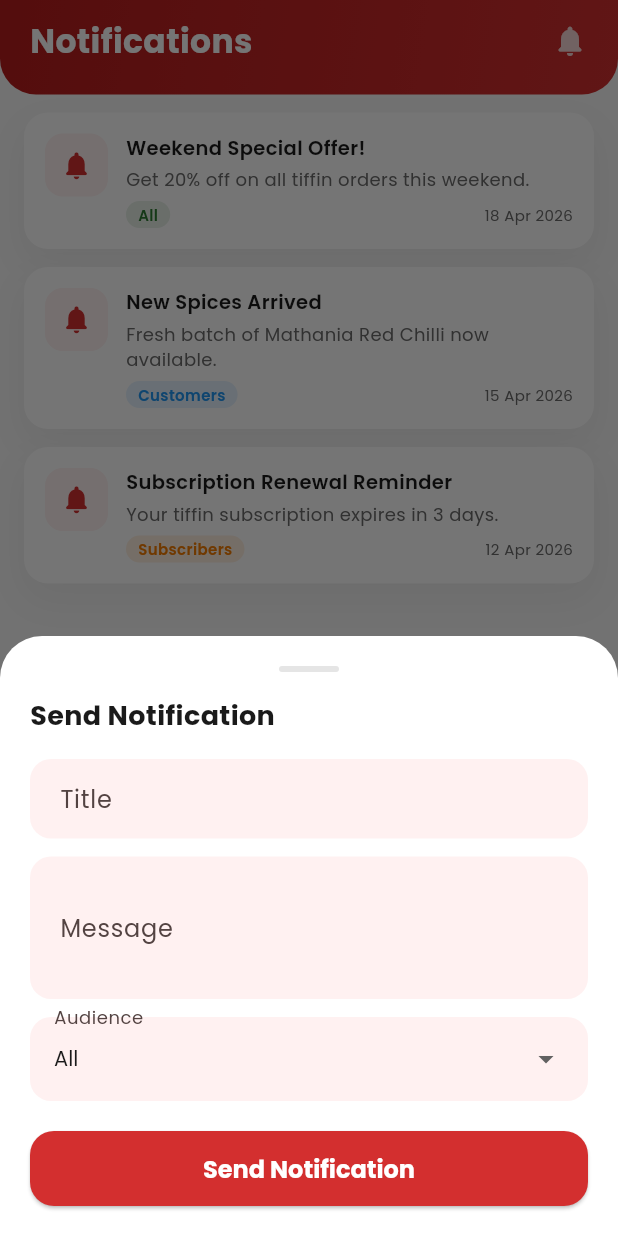
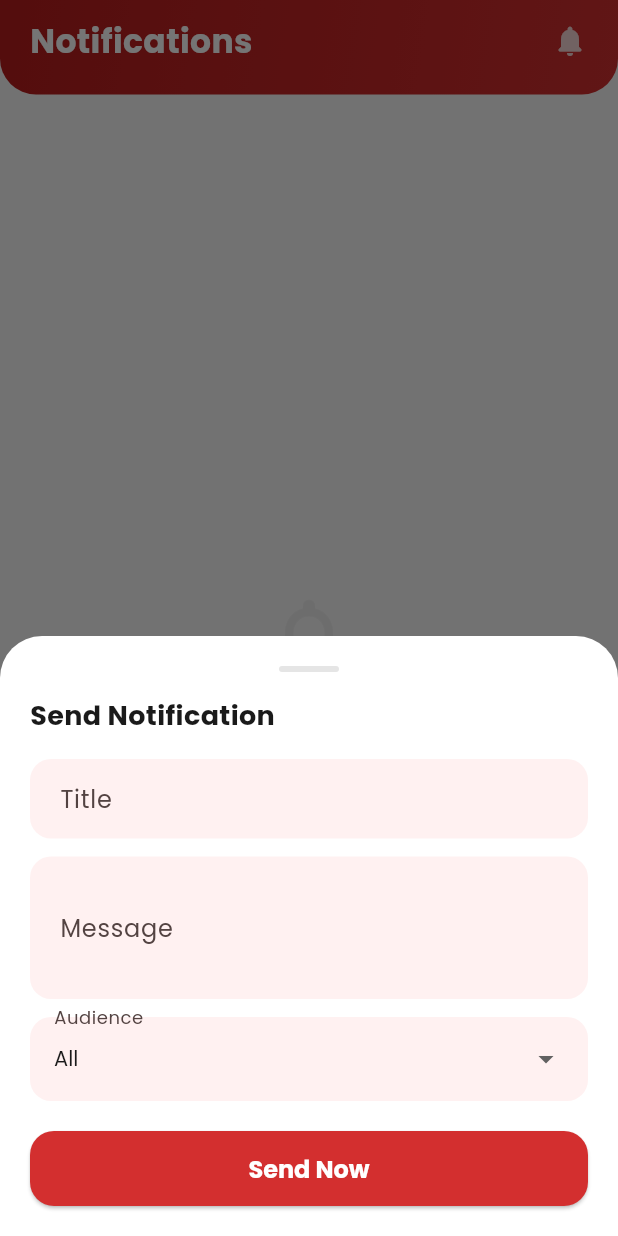
Before and after one commit to amritesh-0/Narsingh-Kitchen-app, a Flutter app: the ManageNotificationsScreen screen opened by its route, after a tap on "Send New", on a phone screen of 412 x 824 dp. Run offline on Flutter 3.47's test engine with Material 3 defaults, Android fonts, the phone set to English and light mode, and no system bars; our stand-ins replace cloud_firestore, firebase_auth, firebase_core, google_fonts, shared_preferences, smooth_page_indicator; accounts and stored records are empty.

Commit message:
feat: refactor ManageNotificationsScreen to use Firestore for real-time notifications and update navigation routes for user profile features

```diff
--- a/lib/features/admin/notifications/manage_notifications_screen.dart
+++ b/lib/features/admin/notifications/manage_notifications_screen.dart
@@ -1,20 +1,15 @@
 import 'package:flutter/material.dart';
 import 'package:google_fonts/google_fonts.dart';
+import 'package:intl/intl.dart';
+import 'package:cloud_firestore/cloud_firestore.dart';
 
 import '../../../core/constants/app_colors.dart';
-import '../../../data/admin_dummy_data.dart';
+import '../../../core/services/admin_service.dart';
 
-class ManageNotificationsScreen extends StatefulWidget {
+class ManageNotificationsScreen extends StatelessWidget {
   const ManageNotificationsScreen({super.key});
 
-  @override
-  State<ManageNotificationsScreen> createState() => _ManageNotificationsScreenState();
-}
-
-class _ManageNotificationsScreenState extends State<ManageNotificationsScreen> {
-  final _notifications = List<Map<String, String>>.from(AdminDummyData.notifications);
-
-  void _showSendDialog() {
+  void _showSendDialog(BuildContext context) {
     final titleCtrl = TextEditingController();
     final msgCtrl = TextEditingController();
     String selectedAudience = 'All';
@@ -23,17 +18,15 @@ class _ManageNotificationsScreenState extends State<ManageNotificationsScreen> {
       context: context,
       isScrollControlled: true,
       backgroundColor: Colors.transparent,
-      builder: (_) => StatefulBuilder(
-        builder: (ctx, setLocal) => Container(
+      builder: (ctx) => StatefulBuilder(
+        builder: (innerCtx, setLocal) => Container(
           decoration: const BoxDecoration(
             color: AppColors.whiteSurface,
             borderRadius: BorderRadius.vertical(top: Radius.circular(28)),
           ),
           padding: EdgeInsets.only(
-            left: 20,
-            right: 20,
-            top: 20,
-            bottom: MediaQuery.of(ctx).viewInsets.bottom + 20,
+            left: 20, right: 20, top: 20,
+            bottom: MediaQuery.of(innerCtx).viewInsets.bottom + 20,
           ),
           child: Column(
             mainAxisSize: MainAxisSize.min,
@@ -41,24 +34,18 @@ class _ManageNotificationsScreenState extends State<ManageNotificationsScreen> {
             children: [
               Center(
                 child: Container(
-                  width: 40,
-                  height: 4,
-                  decoration: BoxDecoration(
-                    color: AppColors.dividerGray,
-                    borderRadius: BorderRadius.circular(4),
-                  ),
+                  width: 40, height: 4,
+                  decoration: BoxDecoration(color: AppColors.dividerGray, borderRadius: BorderRadius.circular(4)),
                 ),
               ),
               const SizedBox(height: 16),
-              Text('Send Notification',
-                  style: GoogleFonts.poppins(fontWeight: FontWeight.w700, fontSize: 18)),
+              Text('Send Notification', style: GoogleFonts.poppins(fontWeight: FontWeight.w700, fontSize: 18)),
               const SizedBox(height: 16),
               TextField(
                 controller: titleCtrl,
                 style: GoogleFonts.poppins(fontSize: 14),
                 decoration: InputDecoration(
                   labelText: 'Title',
-                  hintText: 'Weekend Special Offer!',
                   border: OutlineInputBorder(borderRadius: BorderRadius.circular(14)),
                 ),
               ),
@@ -69,7 +56,6 @@ class _ManageNotificationsScreenState extends State<ManageNotificationsScreen> {
                 style: GoogleFonts.poppins(fontSize: 14),
                 decoration: InputDecoration(
                   labelText: 'Message',
-                  hintText: 'Enter your message here…',
                   border: OutlineInputBorder(borderRadius: BorderRadius.circular(14)),
                 ),
               ),
@@ -96,32 +82,21 @@ class _ManageNotificationsScreenState extends State<ManageNotificationsScreen> {
               SizedBox(
                 height: 50,
                 child: ElevatedButton(
-                  onPressed: () {
+                  onPressed: () async {
                     if (titleCtrl.text.isNotEmpty && msgCtrl.text.isNotEmpty) {
-                      setState(() {
-                        _notifications.insert(0, {
+                      await AdminService.instance.sendNotification({
                         'title': titleCtrl.text,
                         'message': msgCtrl.text,
                         'audience': selectedAudience,
-                          'date': 'Just now',
                       });
-                      });
-                      Navigator.pop(ctx);
-                      ScaffoldMessenger.of(context).showSnackBar(
-                        SnackBar(
-                          content: Text('Notification sent!', style: GoogleFonts.poppins()),
-                          backgroundColor: AppColors.successGreen,
-                        ),
-                      );
+                      if (innerCtx.mounted) Navigator.pop(innerCtx);
                     }
                   },
                   style: ElevatedButton.styleFrom(
                     backgroundColor: AppColors.primaryRed,
-                    foregroundColor: AppColors.whiteSurface,
                     shape: RoundedRectangleBorder(borderRadius: BorderRadius.circular(16)),
                   ),
-                  child: Text('Send Notification',
-                      style: GoogleFonts.poppins(fontWeight: FontWeight.w700)),
+                  child: Text('Send Now', style: GoogleFonts.poppins(fontWeight: FontWeight.w700, color: Colors.white)),
                 ),
               ),
             ],
@@ -135,29 +110,53 @@ class _ManageNotificationsScreenState extends State<ManageNotificationsScreen> {
   Widget build(BuildContext context) {
     return Scaffold(
       backgroundColor: AppColors.background,
-      body: Column(
+      body: StreamBuilder<List<Map<String, dynamic>>>(
+        stream: AdminService.instance.getSentNotificationsStream(),
+        builder: (context, snapshot) {
+          if (snapshot.connectionState == ConnectionState.waiting) {
+            return const Center(child: CircularProgressIndicator());
+          }
+          final notifications = snapshot.data ?? [];
+
+          return Column(
             children: [
               _header(context),
               Expanded(
-            child: _notifications.isEmpty
-                ? Center(
-                    child: Text('No notifications sent yet.',
-                        style: GoogleFonts.poppins(color: AppColors.textSecondary)))
+                child: notifications.isEmpty
+                    ? _buildEmptyState()
                     : ListView.builder(
                         physics: const BouncingScrollPhysics(),
                         padding: const EdgeInsets.fromLTRB(16, 12, 16, 100),
-                    itemCount: _notifications.length,
-                    itemBuilder: (_, i) => _NotificationCard(data: _notifications[i]),
+                        itemCount: notifications.length,
+                        itemBuilder: (_, i) => _NotificationCard(data: notifications[i]),
                       ),
               ),
             ],
+          );
+        },
       ),
       floatingActionButton: FloatingActionButton.extended(
-        onPressed: _showSendDialog,
+        onPressed: () => _showSendDialog(context),
         backgroundColor: AppColors.primaryRed,
         foregroundColor: AppColors.whiteSurface,
         icon: const Icon(Icons.send_rounded),
         label: Text('Send New', style: GoogleFonts.poppins(fontWeight: FontWeight.w600)),
+      ),
+    );
+  }
+
+  Widget _buildEmptyState() {
+    return Center(
+      child: Column(
+        mainAxisAlignment: MainAxisAlignment.center,
+        children: [
+          Icon(Icons.notifications_none_rounded, size: 64, color: AppColors.dividerGray.withValues(alpha: 0.5)),
+          const SizedBox(height: 16),
+          Text(
+            'No notifications sent yet',
+            style: GoogleFonts.poppins(color: AppColors.textSecondary, fontWeight: FontWeight.w500),
+          ),
+        ],
       ),
     );
   }
@@ -174,15 +173,11 @@ class _ManageNotificationsScreenState extends State<ManageNotificationsScreen> {
       ),
       padding: EdgeInsets.only(
         top: MediaQuery.of(context).padding.top + 12,
-        left: 20,
-        right: 20,
-        bottom: 20,
+        left: 20, right: 20, bottom: 20,
       ),
       child: Row(
         children: [
-          Text('Notifications',
-              style: GoogleFonts.poppins(
-                  fontSize: 22, fontWeight: FontWeight.w700, color: AppColors.whiteSurface)),
+          Text('Notifications', style: GoogleFonts.poppins(fontSize: 22, fontWeight: FontWeight.w700, color: AppColors.whiteSurface)),
           const Spacer(),
           Icon(Icons.notifications_rounded, color: AppColors.whiteSurface.withValues(alpha: 0.8)),
         ],
@@ -192,7 +187,7 @@ class _ManageNotificationsScreenState extends State<ManageNotificationsScreen> {
 }
 
 class _NotificationCard extends StatelessWidget {
-  final Map<String, String> data;
+  final Map<String, dynamic> data;
   const _NotificationCard({required this.data});
 
   @override
@@ -203,6 +198,13 @@ class _NotificationCard extends StatelessWidget {
       case 'Subscribers': audienceColor = AppColors.primaryOrange;
       default: audienceColor = AppColors.successGreen;
     }
+
+    String dateStr = 'Just now';
+    if (data['createdAt'] != null) {
+      final timestamp = data['createdAt'] as Timestamp;
+      dateStr = DateFormat('dd MMM, hh:mm a').format(timestamp.toDate());
+    }
+
     return Container(
       margin: const EdgeInsets.only(bottom: 12),
       decoration: BoxDecoration(
@@ -215,12 +217,8 @@ class _NotificationCard extends StatelessWidget {
         crossAxisAlignment: CrossAxisAlignment.start,
         children: [
           Container(
-            width: 42,
-            height: 42,
-            decoration: BoxDecoration(
-              color: AppColors.lightPinkBg,
-              borderRadius: BorderRadius.circular(12),
-            ),
+            width: 42, height: 42,
+            decoration: BoxDecoration(color: AppColors.lightPinkBg, borderRadius: BorderRadius.circular(12)),
             alignment: Alignment.center,
             child: const Icon(Icons.notifications_rounded, color: AppColors.primaryRed, size: 22),
           ),
@@ -229,30 +227,19 @@ class _NotificationCard extends StatelessWidget {
             child: Column(
               crossAxisAlignment: CrossAxisAlignment.start,
               children: [
-                Text(data['title'] ?? '',
-                    style: GoogleFonts.poppins(
-                        fontWeight: FontWeight.w600, fontSize: 13, color: AppColors.textPrimary)),
+                Text(data['title'] ?? '', style: GoogleFonts.poppins(fontWeight: FontWeight.w600, fontSize: 13, color: AppColors.textPrimary)),
                 const SizedBox(height: 3),
-                Text(data['message'] ?? '',
-                    maxLines: 2,
-                    overflow: TextOverflow.ellipsis,
-                    style: GoogleFonts.poppins(fontSize: 12, color: AppColors.textSecondary)),
+                Text(data['message'] ?? '', style: GoogleFonts.poppins(fontSize: 12, color: AppColors.textSecondary)),
                 const SizedBox(height: 6),
                 Row(
                   children: [
                     Container(
                       padding: const EdgeInsets.symmetric(horizontal: 8, vertical: 2),
-                      decoration: BoxDecoration(
-                        color: audienceColor.withValues(alpha: 0.12),
-                        borderRadius: BorderRadius.circular(10),
-                      ),
-                      child: Text(data['audience'] ?? 'All',
-                          style: GoogleFonts.poppins(
-                              fontSize: 10, fontWeight: FontWeight.w600, color: audienceColor)),
+                      decoration: BoxDecoration(color: audienceColor.withValues(alpha: 0.12), borderRadius: BorderRadius.circular(10)),
+                      child: Text(data['audience'] ?? 'All', style: GoogleFonts.poppins(fontSize: 10, fontWeight: FontWeight.w600, color: audienceColor)),
                     ),
                     const Spacer(),
-                    Text(data['date'] ?? '',
-                        style: GoogleFonts.poppins(fontSize: 10, color: AppColors.textSecondary)),
+                    Text(dateStr, style: GoogleFonts.poppins(fontSize: 10, color: AppColors.textSecondary)),
                   ],
                 ),
               ],
--- a/lib/main.dart
+++ b/lib/main.dart
@@ -31,6 +31,9 @@ import 'features/home/bottom_nav_screen.dart';
 import 'features/home/home_screen.dart';
 import 'features/orders/orders_screen.dart';
 import 'features/profile/profile_screen.dart';
+import 'features/profile/addresses_screen.dart';
+import 'features/profile/payment_methods_screen.dart';
+import 'features/profile/subscriptions_screen.dart';
 import 'features/saved/saved_screen.dart';
 import 'features/onboarding/onboarding_screen.dart';
 import 'features/product/product_detail_screen.dart';
@@ -93,6 +96,9 @@ class NarsinghKitchenApp extends StatelessWidget {
         AppRoutes.myOrders: (_) => const OrdersScreen(),
         AppRoutes.userProfile: (_) => const ProfileScreen(),
         AppRoutes.savedItems: (_) => const SavedScreen(),
+        AppRoutes.savedAddresses: (_) => const AddressesScreen(),
+        AppRoutes.paymentMethods: (_) => const PaymentMethodsScreen(),
+        AppRoutes.mySubscriptions: (_) => const SubscriptionsScreen(),
 
         // ── Admin Routes ─────────────────────────────────────────────────────
         AppRoutes.adminBottomNav: (_) => const AdminBottomNav(),
```
Also changed, not shown: assets/images/logo.png. Lines whose indentation alone changed are shown as unchanged.
